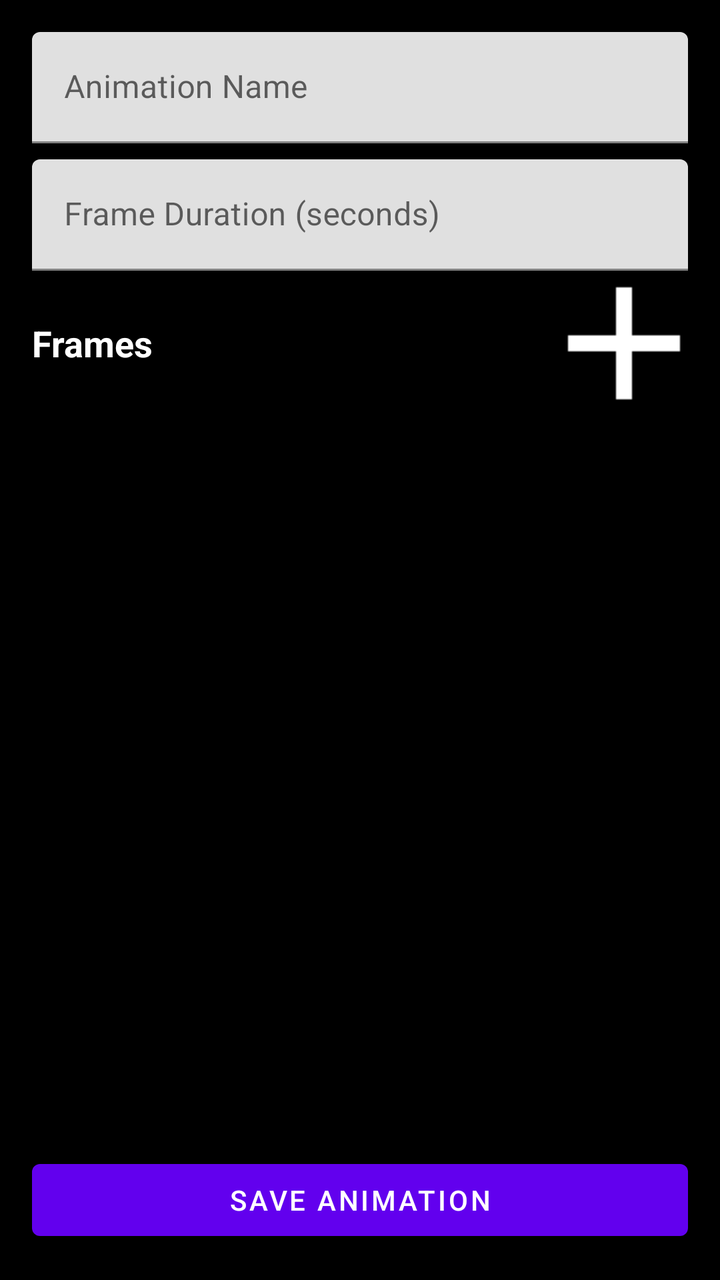
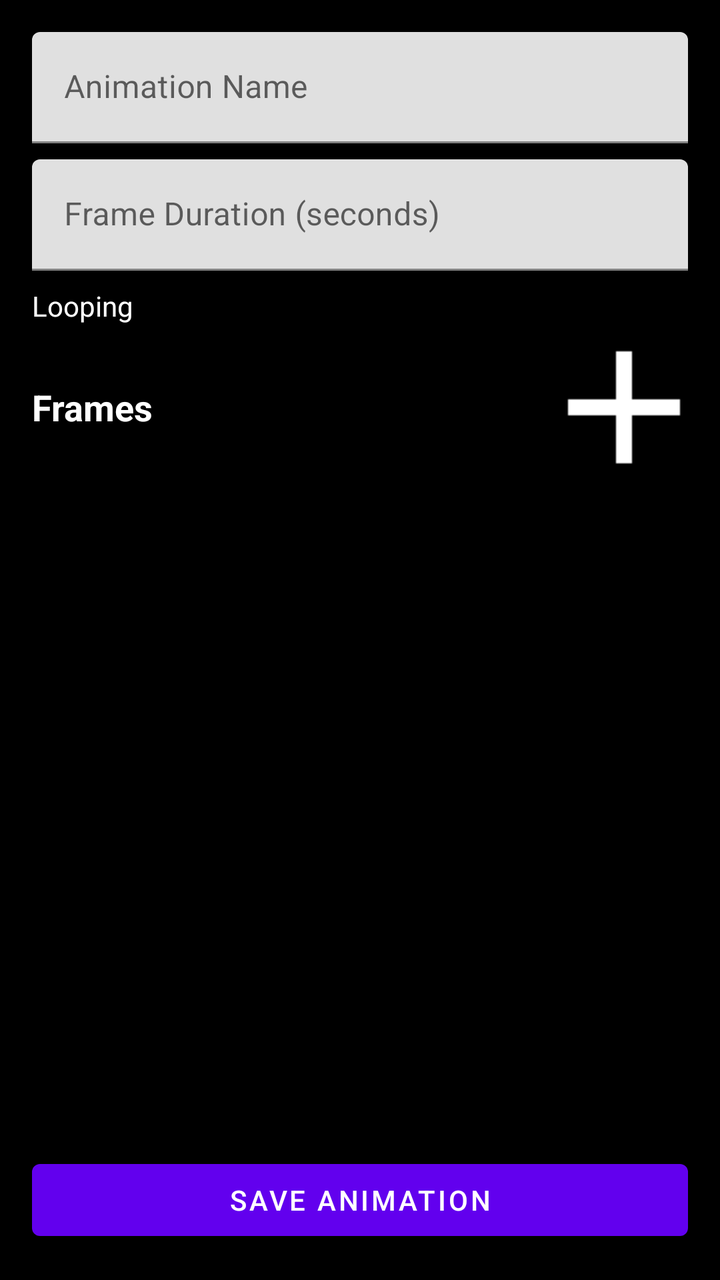

An Android layout rendered at two revisions. The XML below is the earlier revision; the diff shows what the commit changed to produce the second picture.
<!-- AndroidManifest.xml: application theme GdxTheme -->
<!-- res/layout/activity_animation_editor.xml -->
<?xml version="1.0" encoding="utf-8"?>
<androidx.constraintlayout.widget.ConstraintLayout xmlns:android="http://schemas.android.com/apk/res/android"
    xmlns:app="http://schemas.android.com/apk/res-auto"
    xmlns:tools="http://schemas.android.com/tools"
    android:layout_width="match_parent"
    android:layout_height="match_parent"
    android:background="#000000"
    android:padding="16dp"
    tools:context=".android.activities.EditorAnimationEditorActivity">

    <com.google.android.material.textfield.TextInputLayout
        android:id="@+id/name_layout"
        android:layout_width="match_parent"
        android:layout_height="wrap_content"
        android:hint="Animation Name"
        app:layout_constraintTop_toTopOf="parent">

        <com.google.android.material.textfield.TextInputEditText
            android:id="@+id/name_input"
            android:layout_width="match_parent"
            android:layout_height="wrap_content"
            android:inputType="text" />
    </com.google.android.material.textfield.TextInputLayout>

    <com.google.android.material.textfield.TextInputLayout
        android:id="@+id/duration_layout"
        android:layout_width="match_parent"
        android:layout_height="wrap_content"
        android:layout_marginTop="8dp"
        android:hint="Frame Duration (seconds)"
        app:layout_constraintTop_toBottomOf="@id/name_layout">

        <com.google.android.material.textfield.TextInputEditText
            android:id="@+id/duration_input"
            android:layout_width="match_parent"
            android:layout_height="wrap_content"
            android:inputType="numberDecimal" />
    </com.google.android.material.textfield.TextInputLayout>

    <com.google.android.material.materialswitch.MaterialSwitch
        android:id="@+id/looping_switch"
        android:layout_width="match_parent"
        android:layout_height="wrap_content"
        android:layout_marginTop="8dp"
        android:text="Looping"
        android:textColor="#FFFFFF"
        app:layout_constraintTop_toBottomOf="@id/duration_layout" />

    <TextView
        android:id="@+id/frames_title"
        android:layout_width="wrap_content"
        android:layout_height="wrap_content"
        android:layout_marginTop="16dp"
        android:text="Frames"
        android:textColor="#FFFFFF"
        android:textSize="18sp"
        android:textStyle="bold"
        app:layout_constraintStart_toStartOf="parent"
        app:layout_constraintTop_toBottomOf="@id/looping_switch" />

    <ImageButton
        android:id="@+id/add_frame_button"
        android:layout_width="wrap_content"
        android:layout_height="wrap_content"
        android:background="?attr/selectableItemBackgroundBorderless"
        android:contentDescription="Add Frame"
        android:src="@drawable/add_button"
        app:layout_constraintBottom_toBottomOf="@id/frames_title"
        app:layout_constraintEnd_toEndOf="parent"
        app:layout_constraintTop_toTopOf="@id/frames_title" />

    <ScrollView
        android:layout_width="match_parent"
        android:layout_height="0dp"
        android:layout_marginTop="8dp"
        app:layout_constraintBottom_toTopOf="@+id/save_button"
        app:layout_constraintTop_toBottomOf="@id/frames_title">

        <LinearLayout
            android:id="@+id/frames_container"
            android:layout_width="match_parent"
            android:layout_height="wrap_content"
            android:orientation="vertical" />
    </ScrollView>

    <Button
        android:id="@+id/save_button"
        android:layout_width="match_parent"
        android:layout_height="wrap_content"
        android:text="Save Animation"
        app:layout_constraintBottom_toBottomOf="parent" />

</androidx.constraintlayout.widget.ConstraintLayout>
<!-- resources referenced by this layout -->
<resources>
  <!-- drawable add_button: png bitmap (drawable, 309 bytes) -->
  <style name="GdxTheme" parent="Theme.MaterialComponents.DayNight.NoActionBar">
          <item name="android:windowFullscreen">true</item>
          <item name="android:colorBackground">@color/background</item>
      </style>
  <color name="background">#FFFFFFFF</color>
</resources>

<!-- the commit's change to res/layout/activity_animation_editor.xml (unified diff, before → after) -->
@@ -39,12 +39,16 @@
 
     <com.google.android.material.materialswitch.MaterialSwitch
         android:id="@+id/looping_switch"
-        android:layout_width="match_parent"
+        android:layout_width="wrap_content"
         android:layout_height="wrap_content"
         android:layout_marginTop="8dp"
         android:text="Looping"
         android:textColor="#FFFFFF"
-        app:layout_constraintTop_toBottomOf="@id/duration_layout" />
+        android:textOff=""
+        android:textOn=""
+        app:showText="false"
+        app:layout_constraintTop_toBottomOf="@id/duration_layout"
+        app:layout_constraintStart_toStartOf="parent" />
 
     <TextView
         android:id="@+id/frames_title"
